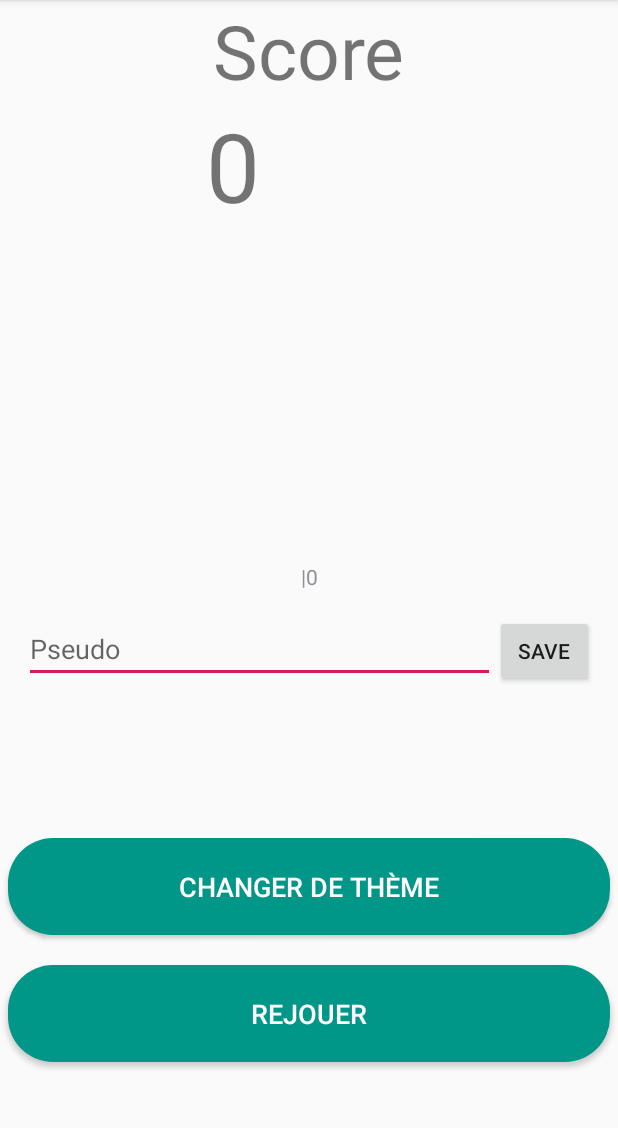
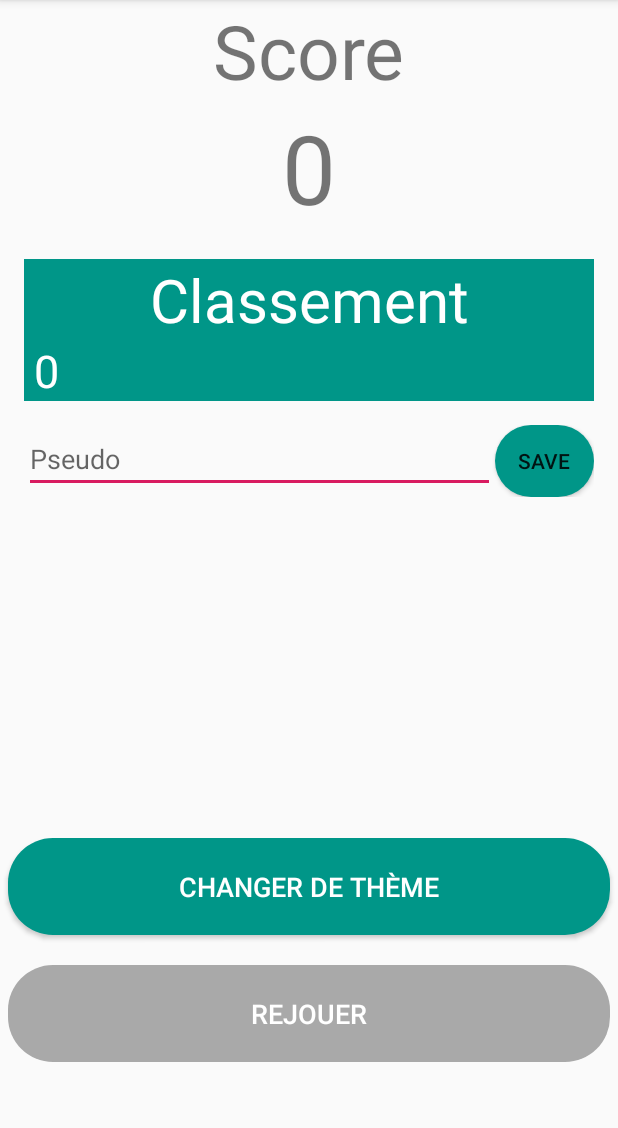
Before and after one commit to GauthierBocquet/Pop-Quizz, an Android app: the ScoreActivity screen opened directly, with no data from a screen before it, after a tap on "SAVE", on a phone screen of 412 x 824 dp, the part 84-1212 px from its top. Run offline under Robolectric (Android 15) with nearby library versions, the phone set to English and light mode, and no system bars; our stand-ins replace Room's generated code; 2 statements that could not run were skipped.

```diff
--- a/app/src/main/AndroidManifest.xml
+++ b/app/src/main/AndroidManifest.xml
@@ -24,6 +24,9 @@
         <activity
             android:name=".activity.ScoreActivity"
             android:label="@string/app_name" />
+        <activity
+            android:name=".activity.InformationActivity"
+            android:label="@string/app_name" />
     </application>
 
 </manifest>
--- a/app/src/main/java/com/android/popquizz/activity/fragment/ScoreboardFragment.java
+++ b/app/src/main/java/com/android/popquizz/activity/fragment/ScoreboardFragment.java
@@ -1,12 +1,10 @@
 package com.android.popquizz.activity.fragment;
 
 import android.os.Bundle;
-import android.view.Gravity;
 import android.view.LayoutInflater;
 import android.view.View;
 import android.view.ViewGroup;
 import android.widget.LinearLayout;
-import android.widget.TextView;
 
 import androidx.fragment.app.Fragment;
 
@@ -32,11 +30,8 @@ public class ScoreboardFragment extends Fragment {
         db.topDao().getAllTops().forEach(entity -> System.out.println("Top :" + entity.getName() + "|" + entity.getScore()));
 
         db.topDao().getTops(3).forEach(topEntity -> {
-                    TextView topText = new TextView(this.getActivity().getApplicationContext());
-
-                    topText.setText(topEntity.getName() + "|" + topEntity.getScore());
-            topText.setGravity(Gravity.CENTER);
-                    topLinearLayout.addView(topText);
+            ScoreboardItemFragment item = new ScoreboardItemFragment(topEntity.getScore(), topEntity.getName());
+            topLinearLayout.addView(item.getLayout(this.getContext()));
                 }
         );
     }
--- /dev/null
+++ b/app/src/main/java/com/android/popquizz/activity/fragment/ScoreboardItemFragment.java
@@ -0,0 +1,51 @@
+package com.android.popquizz.activity.fragment;
+
+import android.content.Context;
+import android.graphics.Color;
+import android.view.Gravity;
+import android.view.ViewGroup;
+import android.widget.LinearLayout;
+import android.widget.TextView;
+
+public class ScoreboardItemFragment {
+
+    private int score;
+
+    private String name;
+
+    ScoreboardItemFragment(int score, String name) {
+        super();
+        this.score = score;
+        this.name = name;
+    }
+
+    public LinearLayout getLayout(Context context) {
+        LinearLayout linearLayout = new LinearLayout(context);
+        LinearLayout.LayoutParams params = new LinearLayout.LayoutParams(LinearLayout.LayoutParams.WRAP_CONTENT, LinearLayout.LayoutParams.MATCH_PARENT);
+
+        linearLayout.setLayoutParams(params);
+        linearLayout.setOrientation(LinearLayout.HORIZONTAL);
+        linearLayout.setGravity(Gravity.CENTER);
+
+        ViewGroup.LayoutParams paramsText = new ViewGroup.LayoutParams(
+                ViewGroup.LayoutParams.MATCH_PARENT,
+                ViewGroup.LayoutParams.MATCH_PARENT);
+
+        TextView scoreText = new TextView(context);
+        scoreText.setText(Integer.toString(score));
+        scoreText.setTextSize(30);
+        scoreText.setLayoutParams(paramsText);
+        scoreText.setTextColor(Color.WHITE);
+        scoreText.setPadding(10, 0, 10, 0);
+
+        TextView nameText = new TextView(context);
+        nameText.setText(this.name);
+        nameText.setTextSize(30);
+        nameText.setLayoutParams(paramsText);
+
+        linearLayout.addView(scoreText);
+        linearLayout.addView(nameText);
+
+        return linearLayout;
+    }
+}
--- a/app/src/main/java/com/android/popquizz/bean/Results.java
+++ b/app/src/main/java/com/android/popquizz/bean/Results.java
@@ -1,9 +1,8 @@
 package com.android.popquizz.bean;
 
-import java.io.Serializable;
 import java.util.List;
 
-public class Results implements Serializable {
+public class Results {
 
     private List<Question> results;
 
--- a/app/src/main/res/layout/score_layout.xml
+++ b/app/src/main/res/layout/score_layout.xml
@@ -20,6 +20,7 @@
         android:id="@+id/scoreText"
         android:layout_width="138dp"
         android:layout_height="89dp"
+        android:gravity="center"
         android:layout_gravity="center_horizontal"
         android:textSize="64sp"
         app:layout_constraintLeft_toLeftOf="parent"
@@ -32,10 +33,9 @@
         android:layout_width="match_parent"
         android:layout_height="wrap_content"
         android:layout_margin="16dp"
-        app:layout_constraintBottom_toBottomOf="parent"
         app:layout_constraintLeft_toLeftOf="parent"
         app:layout_constraintRight_toRightOf="parent"
-        app:layout_constraintTop_toTopOf="parent" />
+        app:layout_constraintTop_toBottomOf="@+id/scoreText" />
 
 
     <Button
@@ -57,7 +57,8 @@
         app:layout_constraintBottom_toTopOf="@+id/fourthAnswer"
         app:layout_constraintEnd_toEndOf="parent"
         app:layout_constraintHorizontal_bias="0.0"
-        app:layout_constraintStart_toStartOf="parent"></Button>
+        app:layout_constraintStart_toStartOf="parent" />
+
 
     <Button
         android:id="@+id/fourthAnswer"
@@ -70,6 +71,7 @@
         android:layout_marginRight="5dp"
         android:layout_marginBottom="60dp"
         android:background="@drawable/shape"
+        android:backgroundTint="@color/colorDarkGrey"
         android:padding="20dp"
         android:text="Rejouer"
         android:textColor="#FFFFFF"
@@ -77,7 +79,8 @@
         app:layout_constraintBottom_toBottomOf="parent"
         app:layout_constraintEnd_toEndOf="parent"
         app:layout_constraintHorizontal_bias="0.0"
-        app:layout_constraintStart_toStartOf="parent"></Button>
+        android:enabled="false"
+        app:layout_constraintStart_toStartOf="parent" />
 
 
     <LinearLayout
@@ -98,6 +101,7 @@
 
         <Button
             android:id="@+id/saveScore"
+            android:background="@drawable/shape"
             android:layout_width="wrap_content"
             android:layout_height="wrap_content"
             android:layout_weight="1"
--- a/app/src/main/res/layout/scoreboard_fragment.xml
+++ b/app/src/main/res/layout/scoreboard_fragment.xml
@@ -4,4 +4,14 @@
     android:layout_width="match_parent"
     android:layout_height="match_parent"
     android:layout_gravity="center"
-    android:orientation="vertical"></LinearLayout>
+    android:background="@color/mainColor"
+    android:orientation="vertical">
+
+    <TextView
+        android:layout_width="match_parent"
+        android:layout_height="wrap_content"
+        android:text="Classement"
+        android:textAlignment="center"
+        android:textColor="@color/colorWhite"
+        android:textSize="40dp" />
+</LinearLayout>
--- a/app/src/main/res/values/strings.xml
+++ b/app/src/main/res/values/strings.xml
@@ -12,7 +12,6 @@
 
     <string-array name="themes">
         <item> - </item>
-        <item>General Knowledge</item>
         <item>Books</item>
         <item>Films</item>
         <item>Music</item>
--- a/build.gradle
+++ b/build.gradle
@@ -7,8 +7,10 @@ buildscript {
 
     }
     dependencies {
+
         classpath 'com.android.tools.build:gradle:3.6.1'
 
+        classpath 'androidx.room:room-runtime:2.2.4'
         // NOTE: Do not place your application dependencies here; they belong
         // in the individual module build.gradle files
     }
```
Also changed, not shown: app/src/main/java/com/android/popquizz/APIMapping.java (+17 -16 lines), app/src/main/java/com/android/popquizz/activity/GameActivity.java (+9 -16 lines), app/src/main/java/com/android/popquizz/activity/InformationActivity.java (added, +23 -0 lines), app/src/main/java/com/android/popquizz/activity/MainActivity.java (+8 -6 lines), app/src/main/res/layout/activity_main.xml (+26 -21 lines), app/src/main/res/layout/game_layout.xml (+24 -8 lines), app/src/main/res/layout/information_layout.xml (added, +165 -0 lines), app/src/main/res/drawable/info.png (added).
